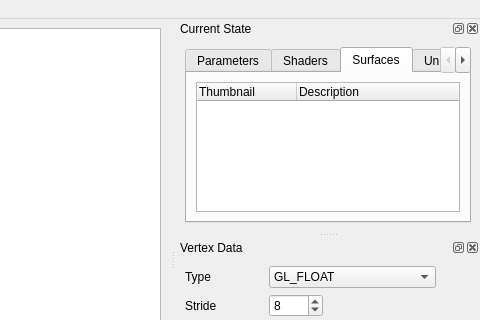
Before: the Qt Designer form gui/ui/mainwindow.ui in apitrace/apitrace, drawn with Qt 5; both pictures show x 307 to 787 and y 0 to 320 of the 787 by 756 pixel window.
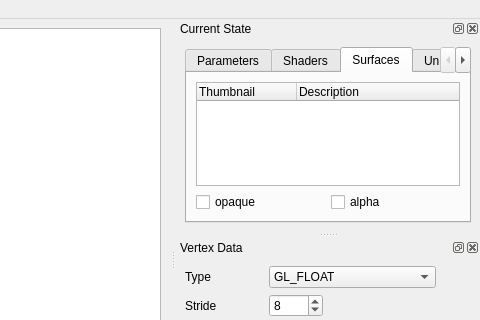
After: the same form once the commit is applied. The open tabs and pages were chosen to show the change. Icons and pictures are not drawn.

Commit message:
gui: Add checkboxes for alpha/opaque in surfaces view (fixes #374)
- pass alpha/opaque settings through to image viewer
- removed caching of thumbnails in ApiSurface instances
  - updating thumbnails (due to changed alpha/opaque settings) did not
mesh with constness
  - ApiSurfaces should be unaware of thumbnails -> caching should happen
e.g. in SurfacesView

```diff
--- a/gui/ui/mainwindow.ui
+++ b/gui/ui/mainwindow.ui
@@ -215,8 +215,22 @@
         <attribute name="title">
          <string>Surfaces</string>
         </attribute>
-        <layout class="QVBoxLayout" name="verticalLayout_5">
-         <item>
+        <layout class="QGridLayout" name="gridLayout">
+         <item row="1" column="0">
+          <widget class="QCheckBox" name="surfacesOpaqueCB">
+           <property name="text">
+            <string>opaque</string>
+           </property>
+          </widget>
+         </item>
+         <item row="1" column="1">
+          <widget class="QCheckBox" name="surfacesAlphaCB">
+           <property name="text">
+            <string>alpha</string>
+           </property>
+          </widget>
+         </item>
+         <item row="0" column="0" colspan="2">
           <widget class="QTreeWidget" name="surfacesTreeWidget">
            <column>
             <property name="text">
```
The commit also changes 7 other files.
